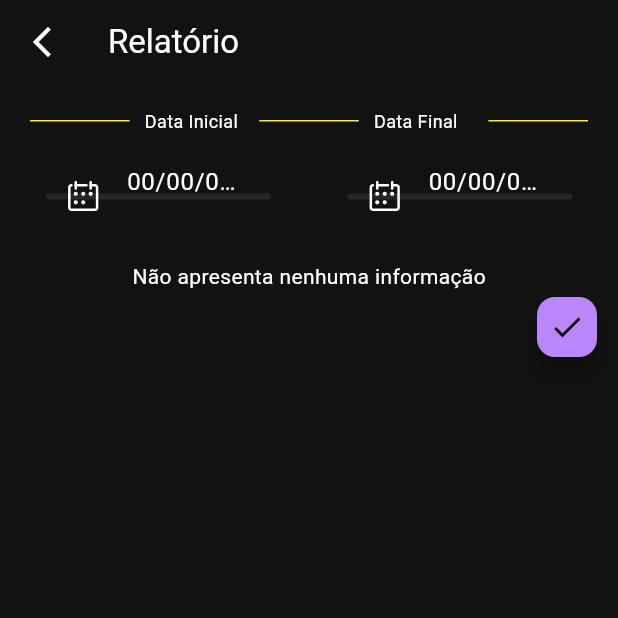
After one commit to Ottenim/projetoDispositivosMoveis, a Flutter app: the ReportPage screen opened directly, on a phone screen of 412 x 824 dp, the top half of it. The commit adds this screen. Run offline on Flutter 3.47's test engine with Material 3 defaults, Android fonts, the phone set to English and light mode, and no system bars; our stand-ins replace bloc, cloud_firestore, equatable, firebase_core, flutter_bloc, flutter_svg and 5 more; missing offline and left inert: validadores; accounts and stored records are empty.

Commit message:
General changes and implementation of Report Module

```diff
--- /dev/null
+++ b/lib/models/report.dart
@@ -0,0 +1,31 @@
+class Report {
+  final String? userName;
+  final String? userCpf;
+  final double? totalValue;
+  final int? totalDuration;
+
+  Report({
+    required this.userName,
+    required this.userCpf,
+    required this.totalValue,
+    required this.totalDuration,
+  });
+
+  Report copyWith({
+    String? id,
+    String? name,
+    double? value,
+    String? info,
+    int? duration,
+  }) {
+    return Report(
+      userName: userName ?? this.userName,
+      userCpf: userCpf ?? this.userCpf,
+      totalValue: totalValue ?? this.totalValue,
+      totalDuration: totalDuration ?? this.totalDuration,
+    );
+  }
+
+  @override
+  List<Object?> get props => [userName, userCpf, totalValue, totalDuration];
+}
--- a/lib/services/service_service.dart
+++ b/lib/services/service_service.dart
@@ -9,10 +9,12 @@ class ServiceService {
   late final CollectionReference<Service> _serviceCollection;
 
   ServiceService() {
-    _serviceCollection = _firestore.collection(SERVICES_COLLECTION).withConverter<Service>(
-          fromFirestore: (snapshot, options) => Service.fromMap(snapshot.id, snapshot.data() ?? {}),
-          toFirestore: (value, options) => value.toMap(),
-        );
+    _serviceCollection =
+        _firestore.collection(SERVICES_COLLECTION).withConverter<Service>(
+              fromFirestore: (snapshot, options) =>
+                  Service.fromMap(snapshot.id, snapshot.data() ?? {}),
+              toFirestore: (value, options) => value.toMap(),
+            );
   }
 
   //CREATE
@@ -22,7 +24,8 @@ class ServiceService {
 
   //READ
   Future<List<Service>> getServices() async {
-    final serviceStream = await _serviceCollection.orderBy('name', descending: false).get();
+    final serviceStream =
+        await _serviceCollection.orderBy('name', descending: false).get();
 
     List<Service> services = [];
 
@@ -33,9 +36,16 @@ class ServiceService {
     return services;
   }
 
+  Future<Service?> getServiceById(String id) async {
+    final serviceStream = await _serviceCollection.doc(id).get();
+    return serviceStream.data();
+  }
+
   //UPDATE
-  Future<void> update(String id, Service service) async => await _serviceCollection.doc(id).update(service.toMap());
+  Future<void> update(String id, Service service) async =>
+      await _serviceCollection.doc(id).update(service.toMap());
 
   //DELETE
-  Future<void> delete(String id) async => await _serviceCollection.doc(id).delete();
+  Future<void> delete(String id) async =>
+      await _serviceCollection.doc(id).delete();
 }
--- a/lib/ui/pages/professional_register/bloc/professional_register_bloc.dart
+++ b/lib/ui/pages/professional_register/bloc/professional_register_bloc.dart
@@ -25,7 +25,7 @@ class ProfessionalRegisterBloc
     emit(state.copyWith(state: PageState.loading()));
 
     try {
-      List<User> users = await userService.getUsersByCategory();
+      List<User> users = await userService.getUsersByCategory([1, 2]);
 
       emit(state.copyWith(state: PageState.success(), users: users));
     } catch (e) {
--- /dev/null
+++ b/lib/ui/pages/reports/bloc/reports_bloc.dart
@@ -0,0 +1,77 @@
+import 'dart:async';
+
+import 'package:barber/models/models.dart';
+import 'package:barber/models/report.dart';
+import 'package:barber/services/schedule_service.dart';
+import 'package:barber/services/service_service.dart';
+import 'package:barber/services/services.dart';
+import 'package:barber/utils/page_state.dart';
+import 'package:bloc/bloc.dart';
+import 'package:equatable/equatable.dart';
+
+part 'reports_event.dart';
+part 'reports_state.dart';
+
+class ReportsBloc extends Bloc<ReportsEvent, ReportsState> {
+  ReportsBloc() : super(ReportsState()) {
+    on<OnInitialDateChanged>(_onInitialDateChanged);
+    on<OnFinalDateChanged>(_onFinalDateChanged);
+    on<OnBtnClick>(_onBtnClick);
+  }
+
+  final UserService userService = UserService();
+  final ServiceService serviceService = ServiceService();
+  final ScheduleService scheduleService = ScheduleService();
+
+  FutureOr<void> _onInitialDateChanged(
+    OnInitialDateChanged event,
+    Emitter<ReportsState> emit,
+  ) {
+    emit(state.copyWith(initialDate: event.initialDate));
+  }
+
+  FutureOr<void> _onFinalDateChanged(
+    OnFinalDateChanged event,
+    Emitter<ReportsState> emit,
+  ) {
+    emit(state.copyWith(finalDate: event.finalDate));
+  }
+
+  FutureOr<void> _onBtnClick(
+    OnBtnClick event,
+    Emitter<ReportsState> emit,
+  ) async {
+    emit(state.copyWith(state: PageState.loading()));
+    try {
+      List<User> users = await userService.getUsersByCategory([1]);
+
+      List<Report> reports = [];
+
+      for (var user in users) {
+        List<Scheduling> schedules =
+            await scheduleService.getSchedulesByClientId(user.id!);
+        double totalValue = 0;
+        int totalDuration = 0;
+
+        for (var schedule in schedules) {
+          Service? service =
+              await serviceService.getServiceById(schedule.serviceId!);
+          if (service != null) {
+            totalValue += service.value!;
+            totalDuration += service.duration!;
+          }
+        }
+        reports.add(Report(
+          userName: user.name,
+          userCpf: user.cpf,
+          totalValue: totalValue,
+          totalDuration: totalDuration,
+        ));
+      }
+
+      emit(state.copyWith(state: PageState.success(), reports: reports));
+    } catch (e) {
+      emit(state.copyWith(state: PageState.error()));
+    }
+  }
+}
--- /dev/null
+++ b/lib/ui/pages/reports/bloc/reports_event.dart
@@ -0,0 +1,22 @@
+part of 'reports_bloc.dart';
+
+class ReportsEvent extends Equatable {
+  const ReportsEvent();
+
+  @override
+  List<Object?> get props => throw UnimplementedError();
+}
+
+class OnBtnClick extends ReportsEvent {}
+
+class OnInitialDateChanged extends ReportsEvent {
+  const OnInitialDateChanged(this.initialDate);
+
+  final DateTime initialDate;
+}
+
+class OnFinalDateChanged extends ReportsEvent {
+  const OnFinalDateChanged(this.finalDate);
+
+  final DateTime finalDate;
+}
--- /dev/null
+++ b/lib/ui/pages/reports/bloc/reports_state.dart
@@ -0,0 +1,42 @@
+part of 'reports_bloc.dart';
+
+class ReportsState extends Equatable {
+  ReportsState({
+    this.professionals = const [],
+    this.state = const PageState(PageStatus.none),
+    this.reports = const [],
+    this.services = const [],
+    DateTime? initialDate,
+    DateTime? finalDate,
+  })  : initialDate = initialDate ?? DateTime.utc(2024, 01, 01),
+        finalDate = finalDate ?? DateTime.utc(2024, 01, 01);
+
+  final List<User> professionals;
+  final List<Service> services;
+  final PageState state;
+  final DateTime initialDate;
+  final DateTime finalDate;
+  final List<Report> reports;
+
+  ReportsState copyWith({
+    List<User>? professionals,
+    List<Service>? services,
+    PageState? state,
+    List<Report>? reports,
+    DateTime? initialDate,
+    DateTime? finalDate,
+  }) {
+    return ReportsState(
+      professionals: professionals ?? this.professionals,
+      services: services ?? this.services,
+      state: state ?? this.state,
+      reports: reports ?? this.reports,
+      initialDate: initialDate ?? this.initialDate,
+      finalDate: finalDate ?? this.finalDate,
+    );
+  }
+
+  @override
+  List<Object?> get props =>
+      [professionals, services, state, reports, initialDate, finalDate];
+}
--- /dev/null
+++ b/lib/ui/pages/reports/view/report_page.dart
@@ -0,0 +1,33 @@
+import 'package:barber/ui/pages/reports/bloc/reports_bloc.dart';
+import 'package:barber/ui/pages/reports/view/report_view.dart';
+import 'package:barber/ui/widgets/base_app_bar.dart';
+import 'package:barber/utils/page_state.dart';
+import 'package:flutter/material.dart';
+import 'package:flutter_bloc/flutter_bloc.dart';
+import 'package:fluttertoast/fluttertoast.dart';
+
+class ReportPage extends StatelessWidget {
+  static Route route() =>
+      MaterialPageRoute(builder: (context) => const ReportPage());
+
+  const ReportPage({super.key});
+
+  @override
+  Widget build(BuildContext context) {
+    return BlocProvider<ReportsBloc>(
+      create: (context) => ReportsBloc(),
+      child: BlocListener<ReportsBloc, ReportsState>(
+        listenWhen: (previous, current) => previous.state != current.state,
+        listener: (context, state) async {
+          if (state.state.status == PageStatus.success) {
+            Fluttertoast.showToast(msg: "Gerando relatório");
+          }
+        },
+        child: Scaffold(
+          appBar: BaseAppBar(title: 'Relatório'),
+          body: ReportView(),
+        ),
+      ),
+    );
+  }
+}
--- /dev/null
+++ b/lib/ui/pages/reports/view/report_view.dart
@@ -0,0 +1,173 @@
+import 'package:barber/infra/extensions/integer.dart';
+import 'package:barber/models/report.dart';
+import 'package:barber/ui/pages/reports/bloc/reports_bloc.dart';
+import 'package:barber/ui/widgets/base_card.dart';
+import 'package:barber/ui/widgets/base_list.dart';
+import 'package:barber/ui/widgets/widgets.dart';
+import 'package:flutter/material.dart';
+import 'package:flutter_bloc/flutter_bloc.dart';
+
+class ReportView extends StatelessWidget {
+  const ReportView({super.key});
+
+  @override
+  Widget build(BuildContext context) {
+    return BlocBuilder<ReportsBloc, ReportsState>(
+        buildWhen: (previous, current) => previous.state != current.state,
+        builder: (context, state) {
+          return Padding(
+            padding: const EdgeInsets.all(10.0),
+            child: Column(
+              mainAxisAlignment: MainAxisAlignment.start,
+              crossAxisAlignment: CrossAxisAlignment.end,
+              children: [
+                _addTitleDates(),
+                40.toSizedBoxH(),
+                Row(
+                  mainAxisAlignment: MainAxisAlignment.spaceEvenly,
+                  children: [
+                    const DateSelector(true),
+                    10.toSizedBoxW(),
+                    const DateSelector(false),
+                  ],
+                ),
+                20.toSizedBoxH(),
+                BaseList(
+                  items: state.reports,
+                  state: state.state,
+                  onRefresh: () =>
+                      context.read<ReportsBloc>().add(OnBtnClick()),
+                  itemBuilder: (context, item) => ProfessionalReportCard(item),
+                ),
+                FloatingActionButton.small(
+                  onPressed: () =>
+                      context.read<ReportsBloc>().add(OnBtnClick()),
+                  child: const Icon(
+                    Icons.check,
+                  ),
+                ),
+              ],
+            ),
+          );
+        });
+  }
+
+  Widget _addTitleDates() {
+    return Column(
+      children: [
+        Row(
+          children: [
+            10.toSizedBoxW(),
+            Expanded(
+              flex: 1,
+              child: Container(
+                height: 1,
+                color: const Color(0xffFFF112),
+              ),
+            ),
+            10.toSizedBoxW(),
+            const Expanded(
+              flex: 1,
+              child: Text(
+                "Data Inicial",
+                style: TextStyle(color: Colors.white, fontSize: 12),
+              ),
+            ),
+            10.toSizedBoxW(),
+            Expanded(
+              flex: 1,
+              child: Container(
+                height: 1,
+                color: const Color(0xffFFF112),
+              ),
+            ),
+            10.toSizedBoxW(),
+            const Expanded(
+              flex: 1,
+              child: const Text(
+                "Data Final",
+                style: TextStyle(color: Colors.white, fontSize: 12),
+              ),
+            ),
+            10.toSizedBoxW(),
+            Expanded(
+              flex: 1,
+              child: Container(
+                height: 1,
+                color: const Color(0xffFFF112),
+              ),
+            ),
+            10.toSizedBoxW(),
+          ],
+        ),
+      ],
+    );
+  }
+}
+
+class ProfessionalReportCard extends StatelessWidget {
+  final Report report;
+  const ProfessionalReportCard(this.report, {super.key});
+
+  @override
+  Widget build(BuildContext context) {
+    return BaseCard(
+      onTap: () {},
+      padding: const EdgeInsets.symmetric(horizontal: 10, vertical: 4),
+      child: ClipRRect(
+          borderRadius: BorderRadius.circular(10),
+          child: Row(
+            children: [
+              Expanded(
+                child: Container(
+                  padding: const EdgeInsets.all(10),
+                  decoration: BoxDecoration(boxShadow: [
+                    BoxShadow(color: Colors.black87.withOpacity(0.5))
+                  ]),
+                  child: Column(
+                    children: [
+                      Text("Nome: ${report.userName}"),
+                      Text("CPF: ${report.userCpf}"),
+                      Text("Tempo de trabalho: ${report.totalDuration}"),
+                      Text("Total recebido: R\$ ${report.totalValue}")
+                    ],
+                  ),
+                ),
+              ),
+            ],
+          )),
+    );
+  }
+}
+
+class DateSelector extends StatelessWidget {
+  final bool isInitialDate;
+
+  const DateSelector(this.isInitialDate, {super.key});
+
+  @override
+  Widget build(BuildContext context) {
+    return Container(
+      width: 150,
+      height: 25,
+      child: BaseDatePicker(
+        hint: '00/00/0000',
+        validator: (value) => value == null
+            ? 'Campo Obrigatório'
+            : value.isAfter(DateTime.now().copyWith(
+                    second: 0,
+                    microsecond: 0,
+                    millisecond: 0,
+                    minute: 0,
+                    hour: 0))
+                ? 'A data deve ser anterior à data atual'
+                : null,
+        onChanged: (value) => context.read<ReportsBloc>().add(
+              isInitialDate
+                  ? OnInitialDateChanged(value!)
+                  : OnFinalDateChanged(value!),
+            ),
+      ),
+    );
+  }
+}
--- a/lib/ui/pages/schedule/bloc/schedule_bloc.dart
+++ b/lib/ui/pages/schedule/bloc/schedule_bloc.dart
@@ -7,13 +7,11 @@ import 'package:barber/services/service_service.dart';
 import 'package:barber/services/services.dart';
 import 'package:barber/utils/utils.dart';
 import 'package:equatable/equatable.dart';
-import 'package:flutter/cupertino.dart';
 import 'package:flutter/material.dart';
 import 'package:flutter_bloc/flutter_bloc.dart';
 import 'package:intl/intl.dart';
 
 part 'schedule_event.dart';
-
 part 'schedule_state.dart';
 
 class ScheduleBloc extends Bloc<ScheduleEvent, ScheduleState> {
@@ -41,11 +39,15 @@ class ScheduleBloc extends Bloc<ScheduleEvent, ScheduleState> {
     emit(state.copyWith(state: PageState.loading()));
 
     try {
-      List<User> users = await userService.getUsersByCategory();
+      List<User> users = await userService.getUsersByCategory([1, 2]);
       List<String> hours = _buildAvailableHours();
       List<Service> services = await serviceService.getServices();
 
-      emit(state.copyWith(state: PageState.none(), professionals: users, availableHours: hours, services: services));
+      emit(state.copyWith(
+          state: PageState.none(),
+          professionals: users,
+          availableHours: hours,
+          services: services));
     } catch (e) {
       emit(state.copyWith(state: PageState.error()));
     }
@@ -84,7 +86,8 @@ class ScheduleBloc extends Bloc<ScheduleEvent, ScheduleState> {
 
     List<String> hours = [];
 
-    DateTime startTime = DateTime.now().copyWith(hour: 8, minute: 0, millisecond: 0, microsecond: 0);
+    DateTime startTime = DateTime.now()
+        .copyWith(hour: 8, minute: 0, millisecond: 0, microsecond: 0);
     int startHour = startTime.hour;
 
     while (startHour <= 18) {
@@ -106,7 +109,8 @@ class ScheduleBloc extends Bloc<ScheduleEvent, ScheduleState> {
       emit(state.copyWith(saveState: PageState.loading('Agendando horário')));
 
       try {
-        DateTime? dateTime = DateFormat(DateFormat.HOUR24_MINUTE).parse(state.selectedHour ?? '');
+        DateTime? dateTime = DateFormat(DateFormat.HOUR24_MINUTE)
+            .parse(state.selectedHour ?? '');
 
         await scheduleService.addSchedule(
           Scheduling(
@@ -117,12 +121,14 @@ class ScheduleBloc extends Bloc<ScheduleEvent, ScheduleState> {
               clientId: userRepository.user.id),
         );
 
-        emit(state.copyWith(saveState: PageState.success(info: 'Corte Agendado')));
+        emit(state.copyWith(
+            saveState: PageState.success(info: 'Corte Agendado')));
       } catch (e) {
-        emit(state.copyWith(saveState: PageState.error('Erro ao salvar horário')));
+        emit(state.copyWith(
+            saveState: PageState.error('Erro ao salvar horário')));
       }
     } else {
-      emit(state.copyWith(saveState: PageState.error('Ah campos não válidos')));
+      emit(state.copyWith(saveState: PageState.error('Há campos não válidos')));
     }
   }
 }
```
Also changed, not shown: lib/services/user_service.dart (+7 -10 lines), lib/ui/pages/home/view/home_page.dart (+16 -5 lines), lib/ui/pages/professional_register/view/professional_register_view.dart (+4 -4 lines), assets/icons/reports.svg (added).
